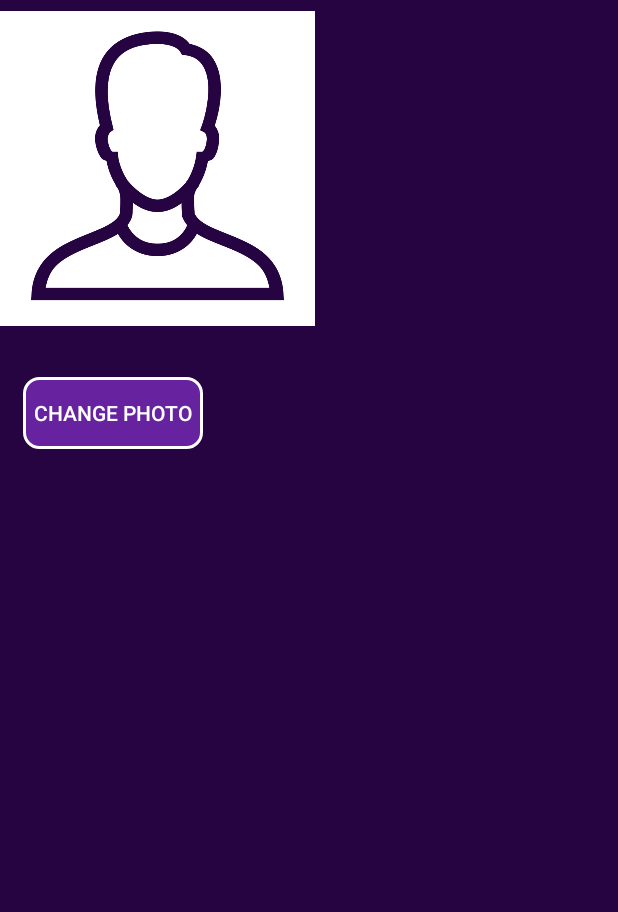
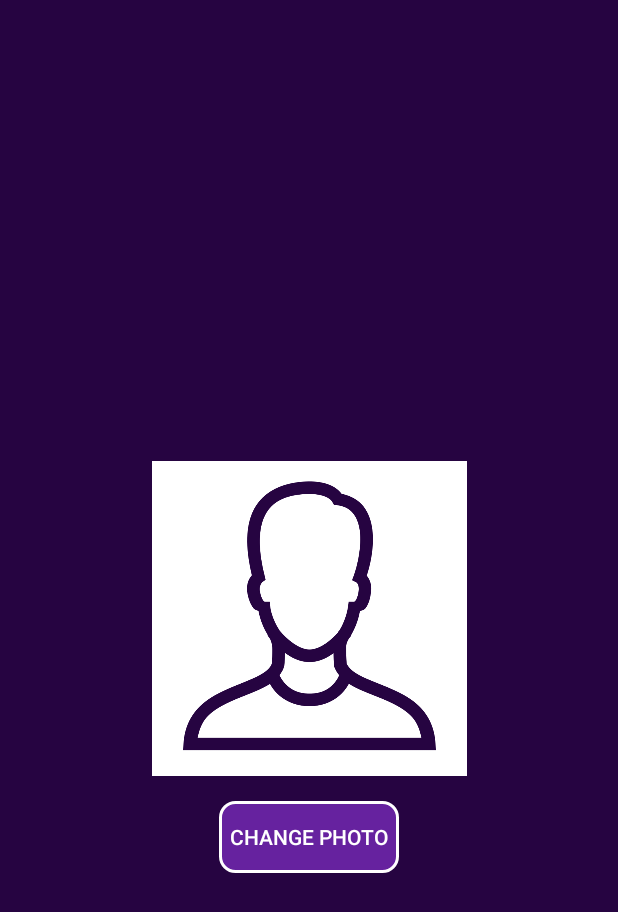
Before and after one commit to named-data-mobile/ndn-photo-app, an Android app: the SettingsActivity screen opened directly, with no data from a screen before it, on a phone screen of 412 x 824 dp. Shown: the top 912 px of the screen. Run offline under Robolectric (Android 15) with nearby library versions, the phone set to English and light mode, and no system bars; our stand-ins replace Picasso; libraries missing offline, so code that uses them is left out: net.named_data.jndn; pictures from the network do not load.

Commit message:
settings content alignment changed

```diff
--- a/app/src/main/res/layout/activity_settings.xml
+++ b/app/src/main/res/layout/activity_settings.xml
@@ -11,22 +11,25 @@
         android:id="@+id/profilePhoto"
         android:layout_width="210dp"
         android:layout_height="224dp"
-        android:scaleType="fitCenter" />
+        android:scaleType="fitCenter"
+        app:layout_constraintRight_toRightOf="parent"
+        app:layout_constraintLeft_toLeftOf="parent"
+        app:layout_constraintTop_toTopOf="parent"
+        app:layout_constraintBottom_toBottomOf="parent"
+        />
 
     <Button
         android:id="@+id/changePhotoButton"
         android:layout_width="wrap_content"
         android:layout_height="wrap_content"
-        android:layout_marginStart="10dp"
         android:background="@drawable/rounded_button"
         android:onClick="changePhoto"
+        android:layout_marginTop="10dp"
         android:text="  Change Photo  "
         android:textColor="@color/white"
-        app:layout_constraintStart_toStartOf="parent"
-        app:layout_constraintEnd_toEndOf="parent"
+        app:layout_constraintRight_toRightOf="parent"
+        app:layout_constraintLeft_toLeftOf="parent"
         app:layout_constraintTop_toBottomOf="@id/profilePhoto"
-        app:layout_constraintBottom_toBottomOf="parent"
-        app:layout_constraintVertical_bias="0.05"
-        app:layout_constraintHorizontal_bias="0.02"/>
+        />
 
 </android.support.constraint.ConstraintLayout>
```
